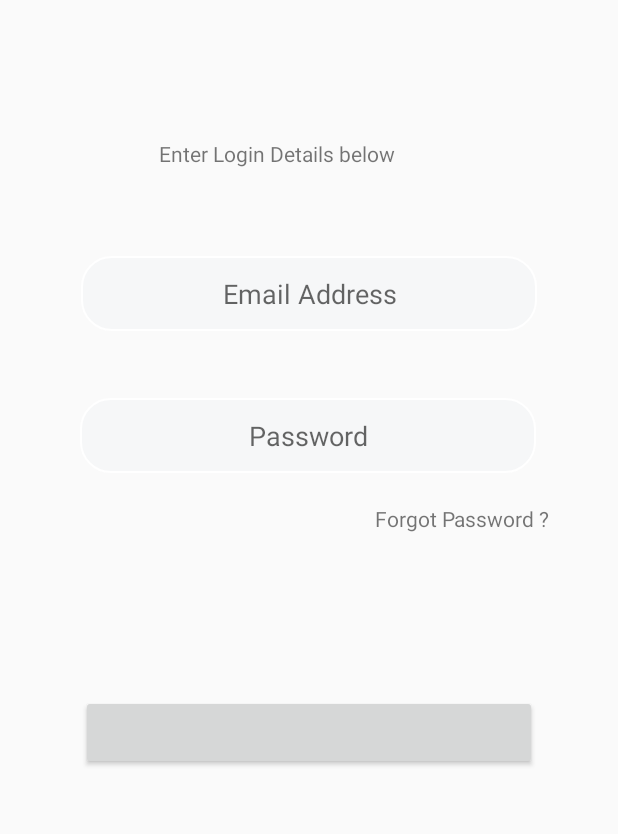
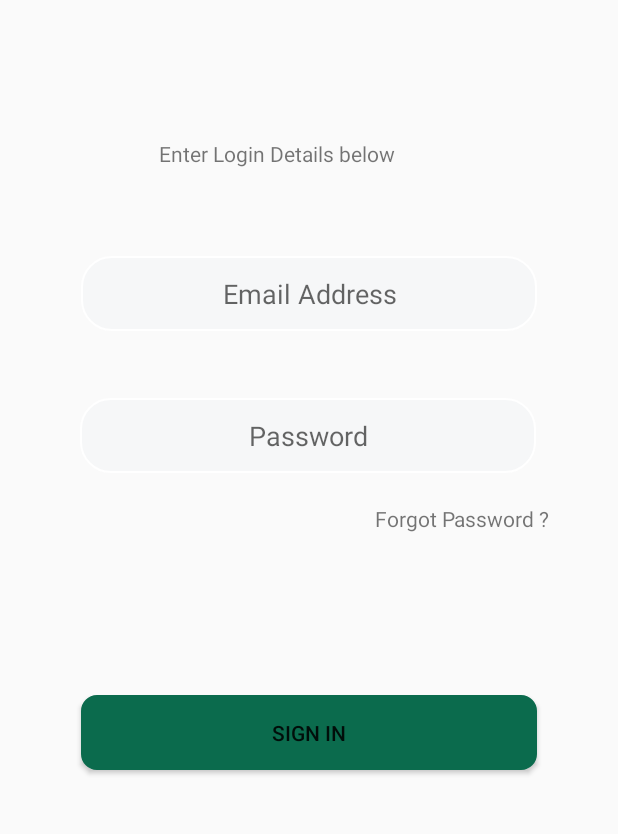
Before and after one commit to omoshthegeek254/FactsAfrica, an Android app: the LoginActivity screen opened directly, with no data from a screen before it, on a phone screen of 412 x 824 dp, the part 244-1078 px from its top. Run offline under Robolectric (Android 15) with nearby library versions, the phone set to English and light mode, and no system bars; our stand-ins replace ButterKnife, Firebase (no records; nobody signed in at launch, a user with empty details on screens opened directly).

Commit message:
btn background

```diff
--- a/buyer/src/main/res/layout/activity_login.xml
+++ b/buyer/src/main/res/layout/activity_login.xml
@@ -55,6 +55,8 @@
         app:layout_constraintVertical_bias="0.115" />
     <Button
         android:id="@+id/button"
+        android:background="@drawable/btn_edit"
+        android:text="Sign in"
         android:layout_width="304dp"
         android:layout_height="50dp"
         app:layout_constraintBottom_toBottomOf="parent"
```
